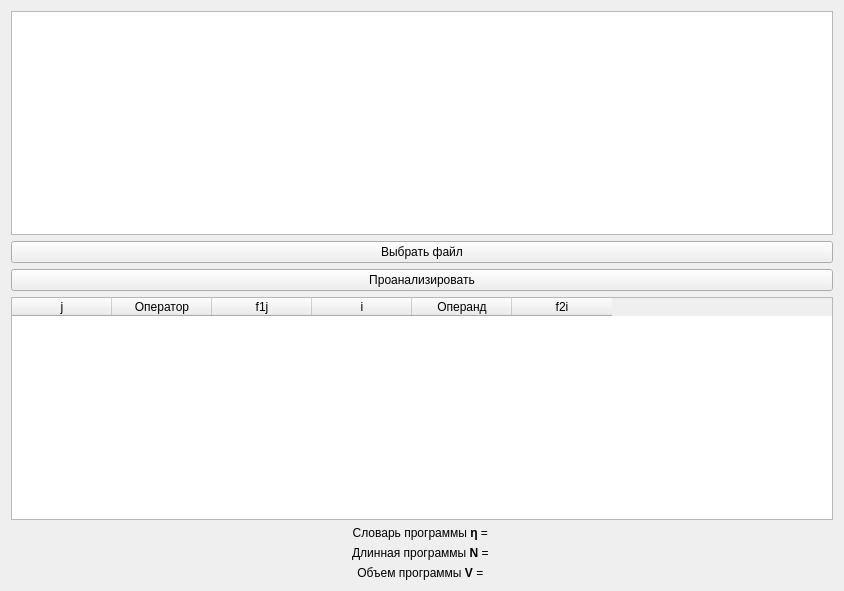
This is 4/Lab1/src/MainWidget/MainWidget.ui in VadVergasov/MSCIT as Qt 5 draws it before an edit. The edited form follows.
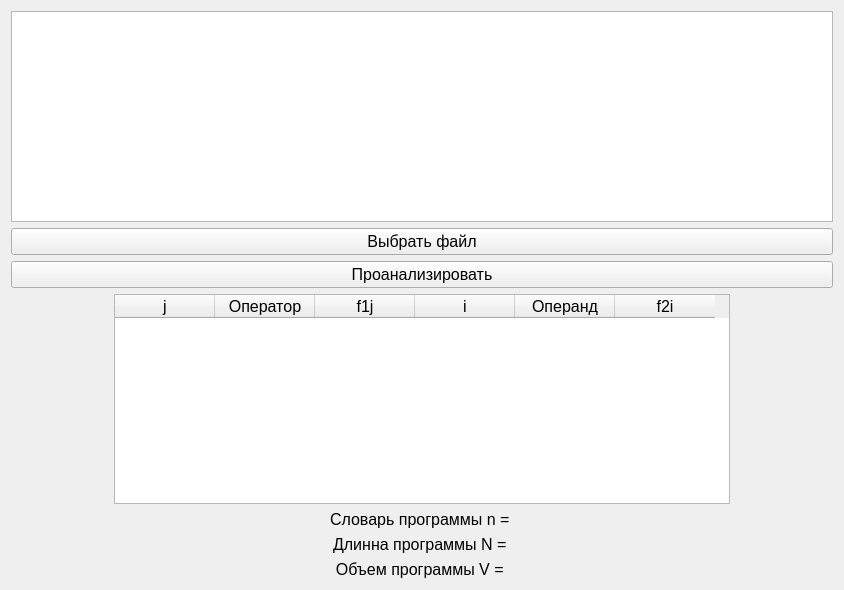
This is the edited form.

Patch:
```diff
--- a/4/Lab1/src/MainWidget/MainWidget.ui
+++ b/4/Lab1/src/MainWidget/MainWidget.ui
@@ -7,15 +7,24 @@
     <x>0</x>
     <y>0</y>
     <width>844</width>
-    <height>591</height>
+    <height>590</height>
    </rect>
   </property>
+  <property name="font">
+   <font>
+    <pointsize>12</pointsize>
+   </font>
+  </property>
   <property name="windowTitle">
    <string>Lab1</string>
   </property>
   <layout class="QVBoxLayout" name="verticalLayout">
    <item>
-    <widget class="QTextEdit" name="Code"/>
+    <widget class="QTextEdit" name="Code">
+     <property name="tabStopDistance">
+      <double>40.000000000000000</double>
+     </property>
+    </widget>
    </item>
    <item>
     <widget class="QPushButton" name="chooseFile">
@@ -32,6 +41,21 @@
     </widget>
    </item>
    <item>
+    <layout class="QHBoxLayout" name="horizontalLayout">
+     <item>
+      <spacer name="horizontalSpacer">
+       <property name="orientation">
+        <enum>Qt::Horizontal</enum>
+       </property>
+       <property name="sizeHint" stdset="0">
+        <size>
+         <width>40</width>
+         <height>20</height>
+        </size>
+       </property>
+      </spacer>
+     </item>
+     <item>
     <widget class="QTableWidget" name="resultTable">
      <property name="sizeAdjustPolicy">
       <enum>QAbstractScrollArea::AdjustToContents</enum>
@@ -45,6 +69,12 @@
      <property name="selectionMode">
       <enum>QAbstractItemView::NoSelection</enum>
      </property>
+       <property name="horizontalScrollMode">
+        <enum>QAbstractItemView::ScrollPerItem</enum>
+       </property>
+       <attribute name="verticalHeaderVisible">
+        <bool>false</bool>
+       </attribute>
      <column>
       <property name="text">
        <string>j</string>
@@ -78,12 +108,27 @@
     </widget>
    </item>
    <item>
+      <spacer name="horizontalSpacer_2">
+       <property name="orientation">
+        <enum>Qt::Horizontal</enum>
+       </property>
+       <property name="sizeHint" stdset="0">
+        <size>
+         <width>40</width>
+         <height>20</height>
+        </size>
+       </property>
+      </spacer>
+     </item>
+    </layout>
+   </item>
+   <item>
     <widget class="QLabel" name="dictionaryLabel">
      <property name="text">
-      <string>&lt;html&gt;&lt;head/&gt;&lt;body&gt;&lt;p&gt;Словарь программы &lt;span style=&quot; font-weight:700;&quot;&gt;η&lt;/span&gt; = &lt;/p&gt;&lt;/body&gt;&lt;/html&gt;</string>
+      <string>Словарь программы n = </string>
      </property>
      <property name="textFormat">
-      <enum>Qt::MarkdownText</enum>
+      <enum>Qt::PlainText</enum>
      </property>
      <property name="alignment">
       <set>Qt::AlignCenter</set>
@@ -93,7 +138,7 @@
    <item>
     <widget class="QLabel" name="lengthLabel">
      <property name="text">
-      <string>&lt;html&gt;&lt;head/&gt;&lt;body&gt;&lt;p&gt;Длинная программы &lt;span style=&quot; font-weight:700;&quot;&gt;N&lt;/span&gt; = &lt;/p&gt;&lt;/body&gt;&lt;/html&gt;</string>
+      <string>Длинна программы N = </string>
      </property>
      <property name="alignment">
       <set>Qt::AlignCenter</set>
@@ -103,7 +148,7 @@
    <item>
     <widget class="QLabel" name="volumeLable">
      <property name="text">
-      <string>&lt;html&gt;&lt;head/&gt;&lt;body&gt;&lt;p&gt;Объем программы &lt;span style=&quot; font-weight:700;&quot;&gt;V&lt;/span&gt; = &lt;/p&gt;&lt;/body&gt;&lt;/html&gt;</string>
+      <string>Объем программы V = </string>
      </property>
      <property name="alignment">
       <set>Qt::AlignCenter</set>
```
Left out of the diff: 2 changed lines with no effect on the pictures. Lines whose indentation alone changed are shown as unchanged.
